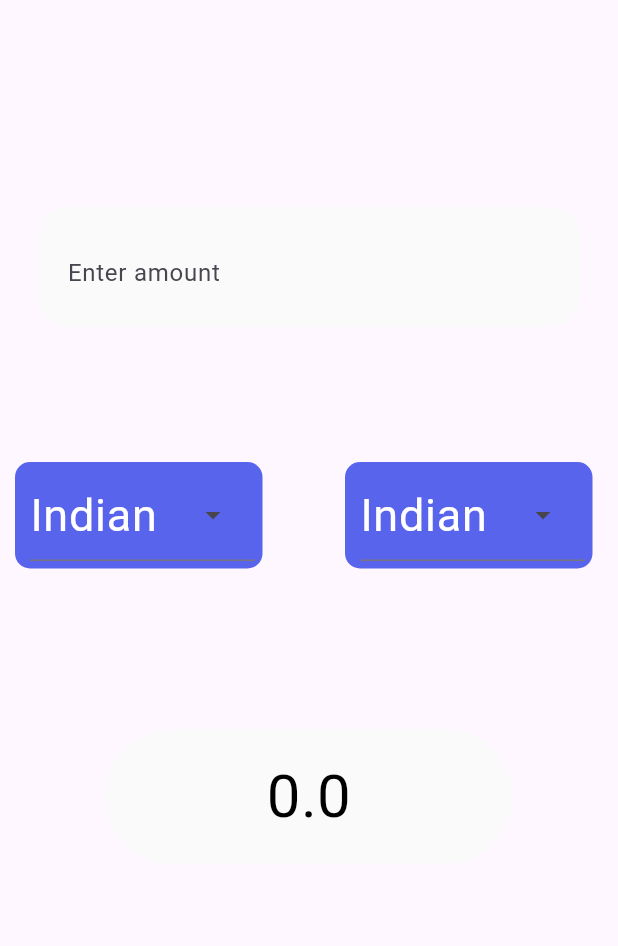
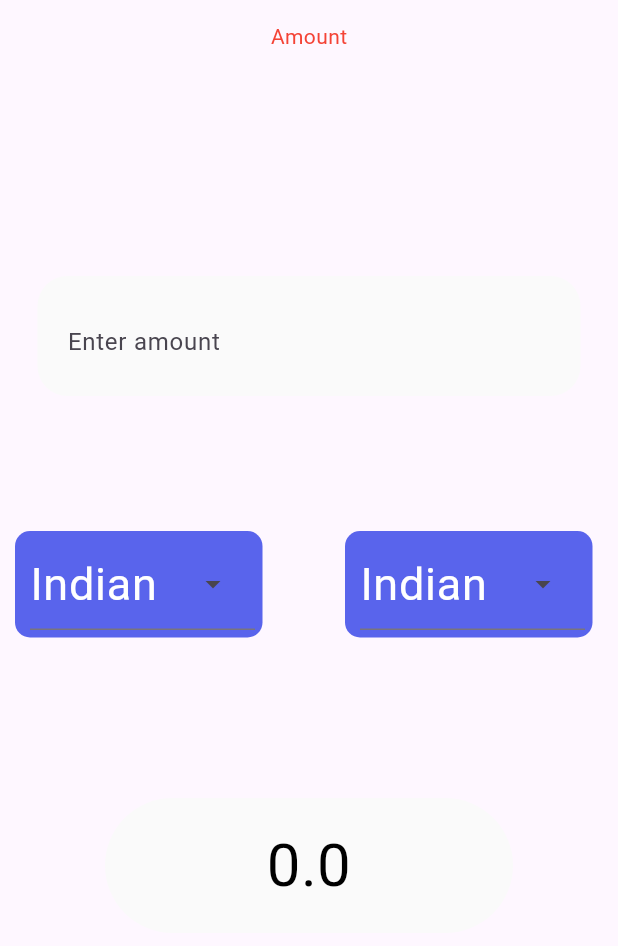
Before and after one commit to PranavSoneji-07/Currency-Converter, a Flutter app: the screen it shows after launch, after a tap on "Get Started", on a phone screen of 412 x 824 dp, the part 63-1009 px from its top. Run offline on Flutter 3.47's test engine with Material 3 defaults, Android fonts, the phone set to English and light mode, and no system bars.

Commit message:
found the mistake

```diff
--- a/lib/converter_page.dart
+++ b/lib/converter_page.dart
@@ -24,15 +24,12 @@ class _Currency extends State<Converter> {
   @override
   Widget build(BuildContext context) {
     return Scaffold(
-    extendBodyBehindAppBar: true,
       appBar: AppBar(  title: Text('Converter', style: TextStyle(color: Colors.black), textAlign: TextAlign.center),
       ),
       body: Column(
         mainAxisAlignment: MainAxisAlignment.start,
         children: [
-          Container(
-              margin: EdgeInsets.all(5),
-              child: Text("Amount", style: TextStyle(color: Colors.black),)),
+          Text("Amount", style: TextStyle(color: Colors.red),),
           Container(
             height: 80,
             padding: EdgeInsets.all(20),
@@ -120,6 +117,9 @@ class _Currency extends State<Converter> {
 
                 //Output Currency
 
+
+
+
                 DropdownMenu(
                 textStyle: TextStyle(fontSize: 30, color: Colors.white,),
                 onSelected: (value) {
--- a/lib/home_page.dart
+++ b/lib/home_page.dart
@@ -57,10 +57,10 @@ class HomeUI extends StatelessWidget {
                       Navigator.push(context, MaterialPageRoute(builder: (context)=> Converter()));
                       },
                       style: ElevatedButton.styleFrom(
-                        backgroundColor: Colors.white,
+                        backgroundColor: Colors.black,
                         padding: EdgeInsets.only(left:80, right: 80, top: 10, bottom: 10),
                       ),
-                      child: Text("Get Started", style: TextStyle(color: Colors.black, fontSize: 32)),
+                      child: Text("Get Started", style: TextStyle(color: Colors.white, fontSize: 32)),
                     ),
                   ),
                 ),
```
